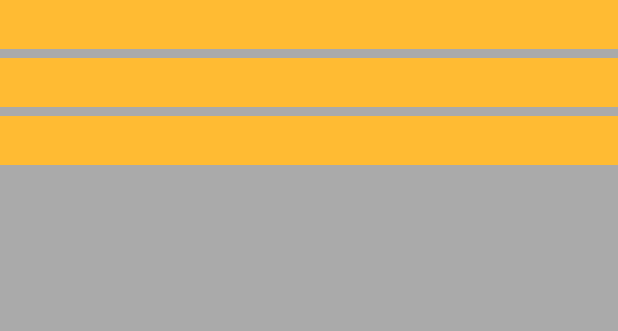
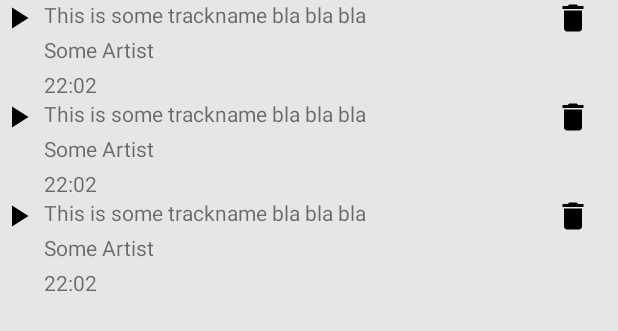
Before and after one commit to MShekow/stop-it, an Android app: the layout content_main.xml on its own in the app's theme, with its tools: preview values and no code run, on a phone screen of 412 x 824 dp. Shown: the top 331 px of the screen. Run offline under Robolectric (Android 15) with nearby library versions, the phone set to English and light mode, and no system bars.

Commit message:
Revamped UI, added the ability to delete entries. Spotify items can be played, but not a specific time code yet. Created button to open settings dialog, but it doesn't exist yet.

```diff
--- a/app/src/main/java/com/example/audiobookmark/BookmarkDao.java
+++ b/app/src/main/java/com/example/audiobookmark/BookmarkDao.java
@@ -2,6 +2,7 @@
 
 import androidx.lifecycle.LiveData;
 import androidx.room.Dao;
+import androidx.room.Delete;
 import androidx.room.Insert;
 import androidx.room.Query;
 
@@ -13,6 +14,9 @@
     @Insert
     void insert(Bookmark bookmark);
 
+    @Delete
+    void delete(Bookmark bookmark);
+
     @Query("DELETE FROM audio_bookmarks")
     void deleteAll();
 
--- a/app/src/main/java/com/example/audiobookmark/receiver/impl/DoggcatcherIntentProcessor.java
+++ b/app/src/main/java/com/example/audiobookmark/receiver/impl/DoggcatcherIntentProcessor.java
@@ -6,6 +6,7 @@
 import android.media.session.MediaController;
 import android.media.session.MediaSessionManager;
 import android.media.session.PlaybackState;
+import android.os.Bundle;
 import android.util.Log;
 
 import com.example.audiobookmark.NotificationListenerExampleService;
--- /dev/null
+++ b/app/src/main/res/drawable/ic_delete_black_24dp.xml
@@ -0,0 +1,9 @@
+<vector xmlns:android="http://schemas.android.com/apk/res/android"
+        android:width="24dp"
+        android:height="24dp"
+        android:viewportWidth="24.0"
+        android:viewportHeight="24.0">
+    <path
+        android:fillColor="#FF000000"
+        android:pathData="M6,19c0,1.1 0.9,2 2,2h8c1.1,0 2,-0.9 2,-2V7H6v12zM19,4h-3.5l-1,-1h-5l-1,1H5v2h14V4z"/>
+</vector>
--- /dev/null
+++ b/app/src/main/res/drawable/ic_play_arrow_black_24dp.xml
@@ -0,0 +1,9 @@
+<vector xmlns:android="http://schemas.android.com/apk/res/android"
+        android:width="24dp"
+        android:height="24dp"
+        android:viewportWidth="24.0"
+        android:viewportHeight="24.0">
+    <path
+        android:fillColor="#FF000000"
+        android:pathData="M8,5v14l11,-7z"/>
+</vector>
--- a/app/src/main/res/layout/content_main.xml
+++ b/app/src/main/res/layout/content_main.xml
@@ -12,7 +12,7 @@
         android:id="@+id/recyclerview"
         android:layout_width="match_parent"
         android:layout_height="match_parent"
-        android:background="@android:color/darker_gray"
+        android:background="@color/itemBackground"
         tools:listitem="@layout/recyclerview_item" />
 
 </androidx.constraintlayout.widget.ConstraintLayout>
--- a/app/src/main/res/layout/recyclerview_item.xml
+++ b/app/src/main/res/layout/recyclerview_item.xml
@@ -1,11 +1,48 @@
 <?xml version="1.0" encoding="utf-8"?>
-<LinearLayout xmlns:android="http://schemas.android.com/apk/res/android"
-    android:layout_width="match_parent" android:orientation="vertical"
+<RelativeLayout xmlns:android="http://schemas.android.com/apk/res/android"
+    xmlns:app="http://schemas.android.com/apk/res-auto"
+    android:layout_width="match_parent"
     android:layout_height="wrap_content">
+
+    <ImageView
+        android:id="@+id/playButtonView"
+        android:layout_width="wrap_content"
+        android:layout_height="wrap_content"
+        android:layout_marginRight="5dp"
+        android:layout_alignParentLeft="true"
+        app:srcCompat="@drawable/ic_play_arrow_black_24dp" />
+
     <TextView
-        android:id="@+id/textView"
-        style="@style/word_title"
-        android:layout_width="match_parent"
+        android:id="@+id/trackTextView"
+        android:layout_width="wrap_content"
         android:layout_height="wrap_content"
-        android:background="@android:color/holo_orange_light" />
-</LinearLayout>
+        android:layout_toRightOf="@+id/playButtonView"
+        android:text="This is some trackname bla bla bla" />
+
+    <TextView
+        android:id="@+id/positionTextView"
+        android:layout_width="wrap_content"
+        android:layout_height="wrap_content"
+        android:layout_below="@id/artistTextView"
+        android:layout_toRightOf="@id/playButtonView"
+        android:text="22:02" />
+
+    <ImageView
+        android:id="@+id/deleteImageView"
+        android:layout_width="wrap_content"
+        android:layout_height="wrap_content"
+        android:layout_alignParentRight="true"
+        android:layout_marginRight="18dp"
+        app:srcCompat="@drawable/ic_delete_black_24dp" />
+
+    <TextView
+        android:id="@+id/artistTextView"
+        android:layout_width="wrap_content"
+        android:layout_height="wrap_content"
+        android:layout_below="@id/trackTextView"
+        android:layout_marginTop="4dp"
+        android:layout_marginBottom="4dp"
+        android:layout_toRightOf="@id/playButtonView"
+        android:text="Some Artist" />
+
+</RelativeLayout>
--- a/app/src/main/res/values/colors.xml
+++ b/app/src/main/res/values/colors.xml
@@ -1,7 +1,8 @@
 <?xml version="1.0" encoding="utf-8"?>
 <resources>
-    <color name="colorPrimary">#008577</color>
+    <color name="colorPrimary">#888888</color>
     <color name="colorPrimaryDark">#00574B</color>
     <color name="colorAccent">#D81B60</color>
     <color name="buttonLabel">#d3d3d3</color>
+    <color name="itemBackground">#E6E6E6</color>
 </resources>
--- a/app/src/main/res/values/strings.xml
+++ b/app/src/main/res/values/strings.xml
@@ -1,7 +1,5 @@
 <resources>
-    <string name="app_name">Audio bookmark</string>
+    <string name="app_name">Stop It!</string>
     <string name="action_settings">Settings</string>
-    <string name="hint_word">Word...</string>
     <string name="button_save">Save</string>
-    <string name="empty_not_saved">Word not saved because it is empty.</string>
 </resources>
```
Also changed, not shown: app/src/main/java/com/example/audiobookmark/BookmarkListAdapter.java (+60 -10 lines), app/src/main/java/com/example/audiobookmark/BookmarkRepository.java (+19 -0 lines), app/src/main/java/com/example/audiobookmark/MainActivity.java (+31 -0 lines), app/src/main/res/drawable/ic_settings_black_24dp.xml (added, +9 -0 lines), app/src/main/res/layout/activity_new_word.xml (deleted, +0 -27 lines), app/src/main/res/menu/action_menu.xml (added, +10 -0 lines), 1 other file.
